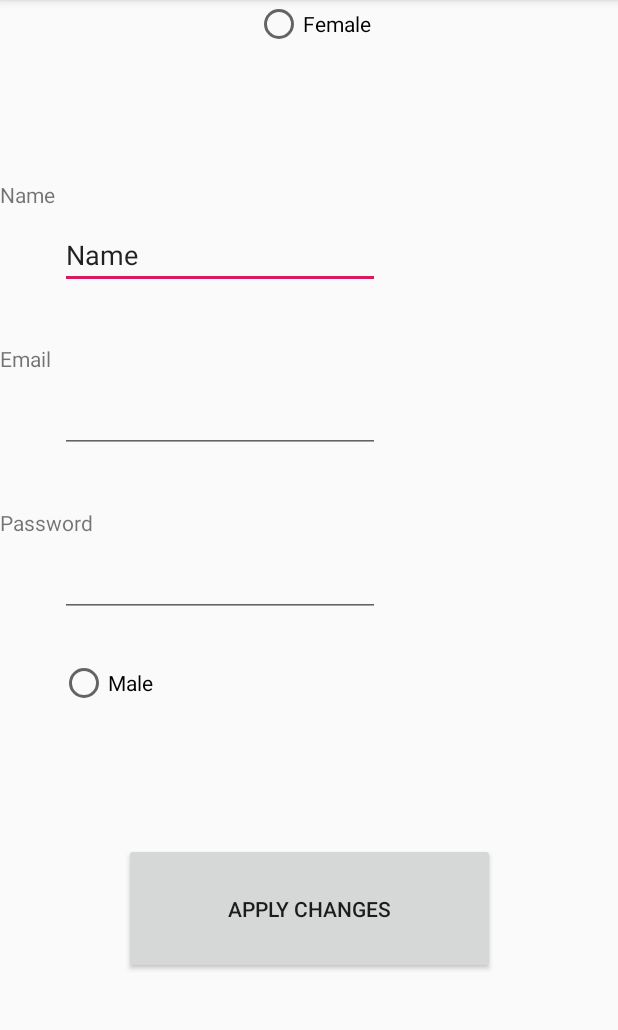
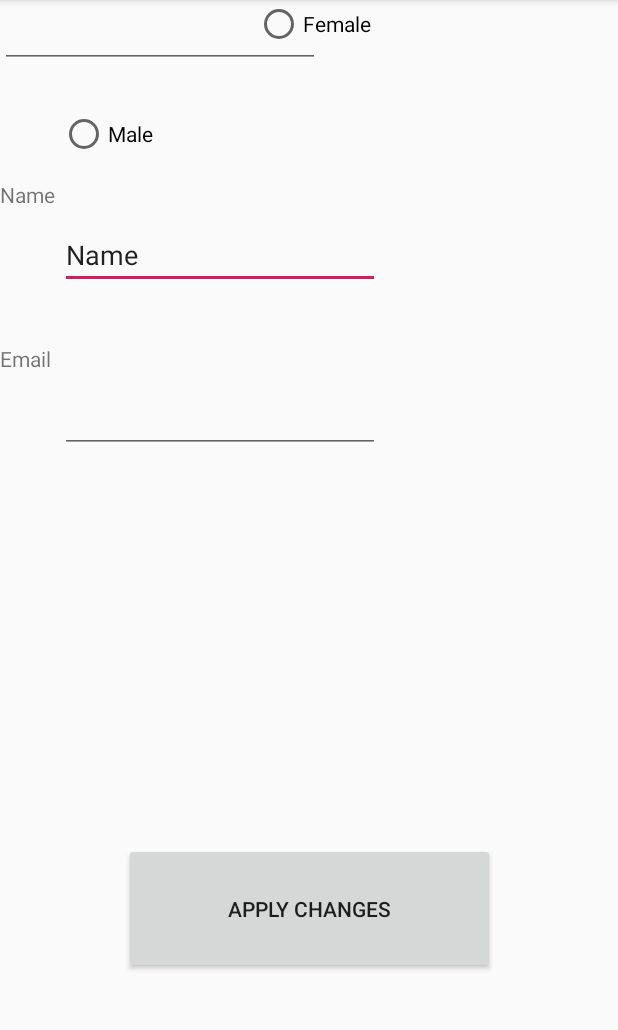
Before and after one commit to Beben107700/LSINF1225-2019-GroupeL1A-IQWhizz, an Android app: the settings screen opened directly, with no data from a screen before it, on a phone screen of 412 x 824 dp, the part 84-1114 px from its top. Run offline under Robolectric (Android 15) with nearby library versions, the phone set to English and light mode, and no system bars.

Commit message:
Settings

```diff
--- a/app/src/main/java/com/ucl/LSINF1225/settings.java
+++ b/app/src/main/java/com/ucl/LSINF1225/settings.java
@@ -2,12 +2,42 @@ package com.ucl.LSINF1225;
 
 import android.support.v7.app.AppCompatActivity;
 import android.os.Bundle;
+import android.view.View;
+import android.widget.EditText;
+import android.widget.RadioButton;
 
 public class settings extends AppCompatActivity {
 
+
+    EditText name, email, password;
+    RadioButton male, female;
     @Override
     protected void onCreate(Bundle savedInstanceState) {
+        //Associate vars
+        name = (EditText)findViewById(R.id.editText);
+        email = (EditText)findViewById(R.id.editText2);
+        password = (EditText)findViewById(R.id.editText3);
+
+        male = (RadioButton)findViewById(R.id.radioButton);
+        female = (RadioButton)findViewById(R.id.radioButton2);
+
+        //ICI FAUT PRENDRE LA DATABASE
+        String nom = "Ben";
+        String Email = "ben.delcoigne@gmail.com";
+        String password = "AHAHAH";
+
+
+
+
+
         super.onCreate(savedInstanceState);
         setContentView(R.layout.activity_settings);
     }
+    public void buttonPress(View view){
+        String outname = name.getText();
+        String outemail = email.getText();
+        String outpassword = password.getText();
+
+        //FAUT ENVOYER A LA BDD
+    }
 }
--- a/app/src/main/res/layout/activity_settings.xml
+++ b/app/src/main/res/layout/activity_settings.xml
@@ -51,12 +51,10 @@
         android:id="@+id/editText3"
         android:layout_width="wrap_content"
         android:layout_height="wrap_content"
-        android:layout_marginStart="40dp"
-        android:layout_marginTop="64dp"
         android:ems="10"
         android:inputType="textPassword"
-        app:layout_constraintStart_toStartOf="parent"
-        app:layout_constraintTop_toBottomOf="@+id/editText2" />
+        tools:layout_editor_absoluteX="40dp"
+        tools:layout_editor_absoluteY="365dp" />
 
     <TextView
         android:id="@+id/textView4"
@@ -91,6 +89,7 @@
         android:layout_width="247dp"
         android:layout_height="87dp"
         android:layout_marginTop="562dp"
+        android:onClick="buttonPress"
         android:text="@string/apply_changes"
         app:layout_constraintEnd_toEndOf="parent"
         app:layout_constraintHorizontal_bias="0.5"
```
